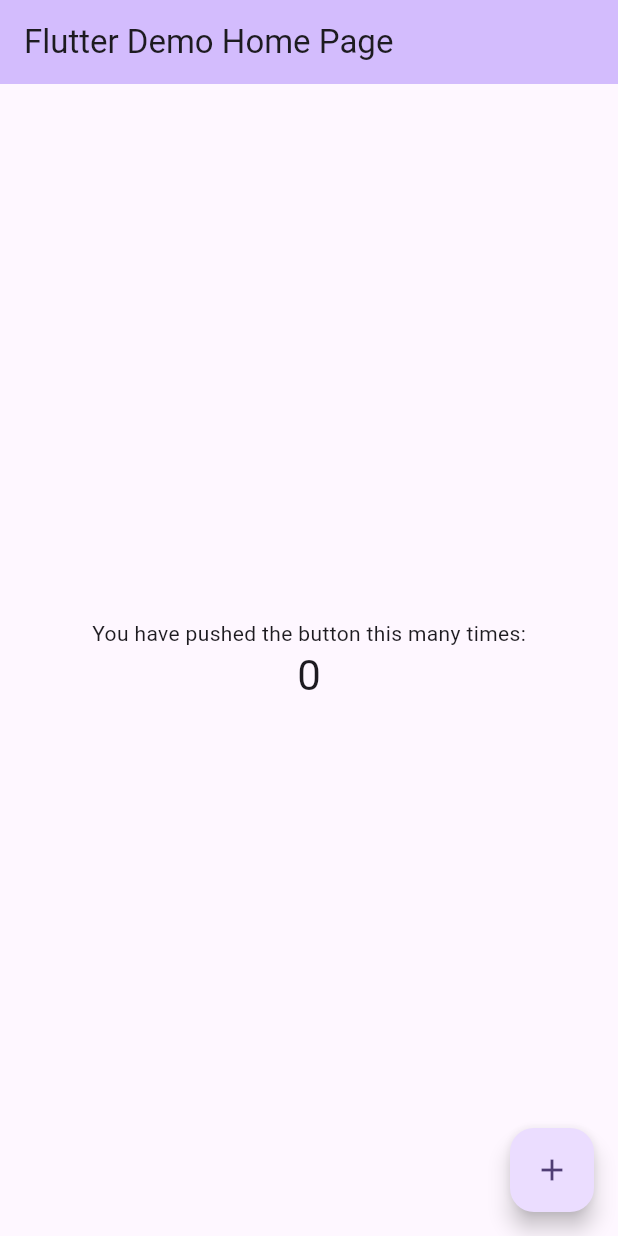
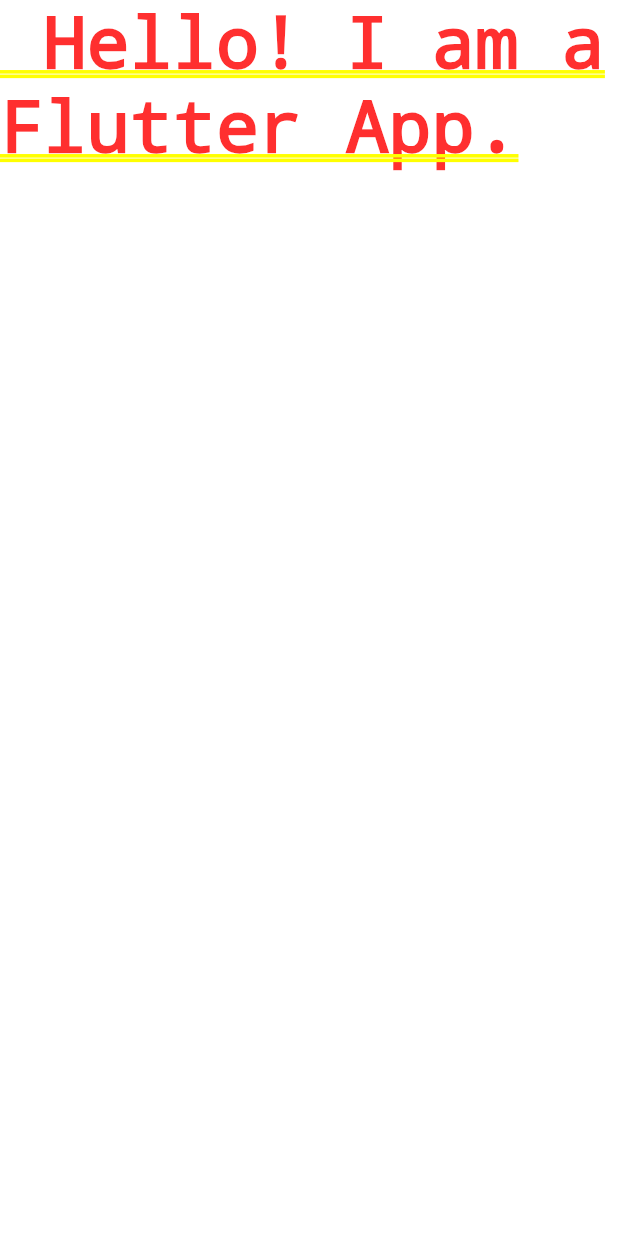
Before and after one commit to HiddenEvent/first_app, a Flutter app: the screen it shows after launch, on a phone screen of 412 x 824 dp. Run offline on Flutter 3.47's test engine with Material 3 defaults, Android fonts, the phone set to English and light mode, and no system bars.

Commit message:
기본 위젯 catalog 정리

```diff
--- a/lib/main.dart
+++ b/lib/main.dart
@@ -1,125 +1,7 @@
 import 'package:flutter/material.dart';
 
 void main() {
-  runApp(const MyApp());
+  runApp(const MaterialApp(
+    home: Text(' Hello! I am a Flutter App.'),
+  ));
 }
-
-class MyApp extends StatelessWidget {
-  const MyApp({super.key});
-
-  // This widget is the root of your application.
-  @override
-  Widget build(BuildContext context) {
-    return MaterialApp(
-      title: 'Flutter Demo',
-      theme: ThemeData(
-        // This is the theme of your application.
-        //
-        // TRY THIS: Try running your application with "flutter run". You'll see
-        // the application has a purple toolbar. Then, without quitting the app,
-        // try changing the seedColor in the colorScheme below to Colors.green
-        // and then invoke "hot reload" (save your changes or press the "hot
-        // reload" button in a Flutter-supported IDE, or press "r" if you used
-        // the command line to start the app).
-        //
-        // Notice that the counter didn't reset back to zero; the application
-        // state is not lost during the reload. To reset the state, use hot
-        // restart instead.
-        //
-        // This works for code too, not just values: Most code changes can be
-        // tested with just a hot reload.
-        colorScheme: ColorScheme.fromSeed(seedColor: Colors.deepPurple),
-        useMaterial3: true,
-      ),
-      home: const MyHomePage(title: 'Flutter Demo Home Page'),
-    );
-  }
-}
-
-class MyHomePage extends StatefulWidget {
-  const MyHomePage({super.key, required this.title});
-
-  // This widget is the home page of your application. It is stateful, meaning
-  // that it has a State object (defined below) that contains fields that affect
-  // how it looks.
-
-  // This class is the configuration for the state. It holds the values (in this
-  // case the title) provided by the parent (in this case the App widget) and
-  // used by the build method of the State. Fields in a Widget subclass are
-  // always marked "final".
-
-  final String title;
-
-  @override
-  State<MyHomePage> createState() => _MyHomePageState();
-}
-
-class _MyHomePageState extends State<MyHomePage> {
-  int _counter = 0;
-
-  void _incrementCounter() {
-    setState(() {
-      // This call to setState tells the Flutter framework that something has
-      // changed in this State, which causes it to rerun the build method below
-      // so that the display can reflect the updated values. If we changed
-      // _counter without calling setState(), then the build method would not be
-      // called again, and so nothing would appear to happen.
-      _counter++;
-    });
-  }
-
-  @override
-  Widget build(BuildContext context) {
-    // This method is rerun every time setState is called, for instance as done
-    // by the _incrementCounter method above.
-    //
-    // The Flutter framework has been optimized to make rerunning build methods
-    // fast, so that you can just rebuild anything that needs updating rather
-    // than having to individually change instances of widgets.
-    return Scaffold(
-      appBar: AppBar(
-        // TRY THIS: Try changing the color here to a specific color (to
-        // Colors.amber, perhaps?) and trigger a hot reload to see the AppBar
-        // change color while the other colors stay the same.
-        backgroundColor: Theme.of(context).colorScheme.inversePrimary,
-        // Here we take the value from the MyHomePage object that was created by
-        // the App.build method, and use it to set our appbar title.
-        title: Text(widget.title),
-      ),
-      body: Center(
-        // Center is a layout widget. It takes a single child and positions it
-        // in the middle of the parent.
-        child: Column(
-          // Column is also a layout widget. It takes a list of children and
-          // arranges them vertically. By default, it sizes itself to fit its
-          // children horizontally, and tries to be as tall as its parent.
-          //
-          // Column has various properties to control how it sizes itself and
-          // how it positions its children. Here we use mainAxisAlignment to
-          // center the children vertically; the main axis here is the vertical
-          // axis because Columns are vertical (the cross axis would be
-          // horizontal).
-          //
-          // TRY THIS: Invoke "debug painting" (choose the "Toggle Debug Paint"
-          // action in the IDE, or press "p" in the console), to see the
-          // wireframe for each widget.
-          mainAxisAlignment: MainAxisAlignment.center,
-          children: <Widget>[
-            const Text(
-              'You have pushed the button this many times:',
-            ),
-            Text(
-              '$_counter',
-              style: Theme.of(context).textTheme.headlineMedium,
-            ),
-          ],
-        ),
-      ),
-      floatingActionButton: FloatingActionButton(
-        onPressed: _incrementCounter,
-        tooltip: 'Increment',
-        child: const Icon(Icons.add),
-      ), // This trailing comma makes auto-formatting nicer for build methods.
-    );
-  }
-}
```
Also changed, not shown: 1 other file.
